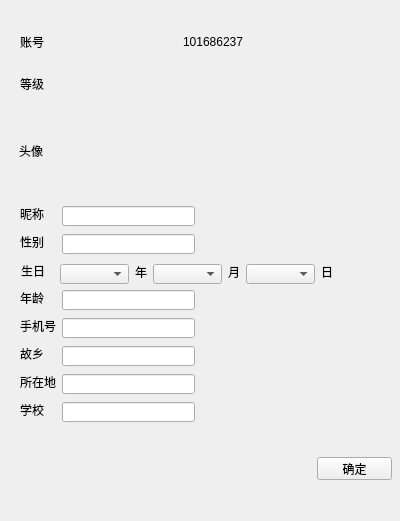
Before: the Qt Designer form friendinfo.ui in MacinChang/ichat, drawn with Qt 5.
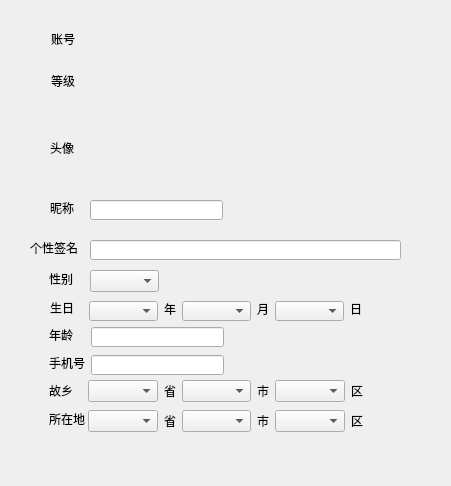
After: the same form once the commit is applied. Icons and pictures are not drawn.

The edit to the form file:
```diff
--- a/friendinfo.ui
+++ b/friendinfo.ui
@@ -6,90 +6,44 @@
    <rect>
     <x>0</x>
     <y>0</y>
-    <width>400</width>
-    <height>521</height>
+    <width>451</width>
+    <height>486</height>
    </rect>
   </property>
   <property name="windowTitle">
-   <string>Dialog</string>
+   <string>好友资料</string>
   </property>
-  <widget class="QLineEdit" name="PhoneEdit">
+  <widget class="QLabel" name="label_3">
    <property name="geometry">
     <rect>
-     <x>62</x>
-     <y>318</y>
-     <width>133</width>
-     <height>20</height>
-    </rect>
-   </property>
-  </widget>
-  <widget class="QLineEdit" name="SchoolEdit">
-   <property name="geometry">
-    <rect>
-     <x>62</x>
-     <y>402</y>
-     <width>133</width>
-     <height>20</height>
-    </rect>
-   </property>
-  </widget>
-  <widget class="QLabel" name="label">
-   <property name="geometry">
-    <rect>
-     <x>20</x>
-     <y>76</y>
+     <x>51</x>
+     <y>31</y>
      <width>24</width>
      <height>16</height>
     </rect>
    </property>
    <property name="text">
-    <string>等级</string>
+    <string>账号</string>
    </property>
   </widget>
-  <widget class="QLabel" name="label_8">
+  <widget class="QLabel" name="label_12">
    <property name="geometry">
     <rect>
-     <x>20</x>
-     <y>346</y>
+     <x>50</x>
+     <y>140</y>
      <width>24</width>
      <height>16</height>
     </rect>
    </property>
    <property name="text">
-    <string>故乡</string>
-   </property>
-  </widget>
-  <widget class="QLabel" name="label_9">
-   <property name="geometry">
-    <rect>
-     <x>20</x>
-     <y>374</y>
-     <width>36</width>
-     <height>16</height>
-    </rect>
-   </property>
-   <property name="text">
-    <string>所在地</string>
-   </property>
-  </widget>
-  <widget class="QLabel" name="label_2">
-   <property name="geometry">
-    <rect>
-     <x>20</x>
-     <y>206</y>
-     <width>24</width>
-     <height>16</height>
-    </rect>
-   </property>
-   <property name="text">
-    <string>昵称</string>
+    <string>头像</string>
    </property>
   </widget>
   <widget class="QLabel" name="label_14">
    <property name="geometry">
     <rect>
-     <x>135</x>
-     <y>264</y>
+     <x>164</x>
+     <y>301</y>
      <width>16</width>
      <height>16</height>
     </rect>
@@ -98,44 +52,90 @@
     <string>年</string>
    </property>
   </widget>
-  <widget class="QLineEdit" name="AgeEdit">
-   <property name="geometry">
-    <rect>
-     <x>62</x>
-     <y>290</y>
-     <width>133</width>
-     <height>20</height>
-    </rect>
-   </property>
-  </widget>
-  <widget class="QLabel" name="label_7">
-   <property name="geometry">
-    <rect>
-     <x>20</x>
-     <y>318</y>
-     <width>36</width>
-     <height>16</height>
-    </rect>
-   </property>
-   <property name="text">
-    <string>手机号</string>
-   </property>
-  </widget>
   <widget class="QComboBox" name="DateCombo">
    <property name="geometry">
     <rect>
-     <x>246</x>
-     <y>264</y>
+     <x>275</x>
+     <y>301</y>
      <width>69</width>
      <height>20</height>
     </rect>
    </property>
   </widget>
+  <widget class="QLabel" name="label_4">
+   <property name="geometry">
+    <rect>
+     <x>49</x>
+     <y>271</y>
+     <width>24</width>
+     <height>16</height>
+    </rect>
+   </property>
+   <property name="text">
+    <string>性别</string>
+   </property>
+  </widget>
+  <widget class="QLabel" name="label_2">
+   <property name="geometry">
+    <rect>
+     <x>30</x>
+     <y>240</y>
+     <width>48</width>
+     <height>16</height>
+    </rect>
+   </property>
+   <property name="text">
+    <string>个性签名</string>
+   </property>
+  </widget>
+  <widget class="QLineEdit" name="AgeEdit">
+   <property name="geometry">
+    <rect>
+     <x>91</x>
+     <y>327</y>
+     <width>133</width>
+     <height>20</height>
+    </rect>
+   </property>
+  </widget>
+  <widget class="QComboBox" name="SexCombo">
+   <property name="geometry">
+    <rect>
+     <x>90</x>
+     <y>270</y>
+     <width>69</width>
+     <height>22</height>
+    </rect>
+   </property>
+  </widget>
+  <widget class="QLabel" name="lvLabel">
+   <property name="geometry">
+    <rect>
+     <x>120</x>
+     <y>70</y>
+     <width>76</width>
+     <height>22</height>
+    </rect>
+   </property>
+   <property name="text">
+    <string/>
+   </property>
+  </widget>
+  <widget class="QLineEdit" name="NameEdit">
+   <property name="geometry">
+    <rect>
+     <x>90</x>
+     <y>200</y>
+     <width>133</width>
+     <height>20</height>
+    </rect>
+   </property>
+  </widget>
   <widget class="QPushButton" name="FaceButton">
    <property name="geometry">
     <rect>
-     <x>183</x>
-     <y>118</y>
+     <x>110</x>
+     <y>120</y>
      <width>72</width>
      <height>68</height>
     </rect>
@@ -143,10 +143,6 @@
    <property name="text">
     <string/>
    </property>
-   <property name="icon">
-    <iconset resource="resource.qrc">
-     <normaloff>:/Images/11.png</normaloff>:/Images/11.png</iconset>
-   </property>
    <property name="iconSize">
     <size>
      <width>60</width>
@@ -157,57 +153,11 @@
     <bool>true</bool>
    </property>
   </widget>
-  <widget class="QLineEdit" name="SexEdit">
-   <property name="geometry">
-    <rect>
-     <x>62</x>
-     <y>234</y>
-     <width>133</width>
-     <height>20</height>
-    </rect>
-   </property>
-  </widget>
-  <widget class="QComboBox" name="MonthCombo">
-   <property name="geometry">
-    <rect>
-     <x>153</x>
-     <y>264</y>
-     <width>69</width>
-     <height>20</height>
-    </rect>
-   </property>
-  </widget>
-  <widget class="QLabel" name="label_5">
-   <property name="geometry">
-    <rect>
-     <x>21</x>
-     <y>263</y>
-     <width>24</width>
-     <height>16</height>
-    </rect>
-   </property>
-   <property name="text">
-    <string>生日</string>
-   </property>
-  </widget>
-  <widget class="QLabel" name="label_10">
-   <property name="geometry">
-    <rect>
-     <x>20</x>
-     <y>402</y>
-     <width>24</width>
-     <height>16</height>
-    </rect>
-   </property>
-   <property name="text">
-    <string>学校</string>
-   </property>
-  </widget>
   <widget class="QLabel" name="label_16">
    <property name="geometry">
     <rect>
-     <x>321</x>
-     <y>264</y>
+     <x>350</x>
+     <y>301</y>
      <width>16</width>
      <height>16</height>
     </rect>
@@ -216,50 +166,60 @@
     <string>日</string>
    </property>
   </widget>
-  <widget class="QLabel" name="label_13">
+  <widget class="QComboBox" name="MonthCombo">
    <property name="geometry">
     <rect>
-     <x>183</x>
-     <y>34</y>
+     <x>182</x>
+     <y>301</y>
+     <width>69</width>
+     <height>20</height>
+    </rect>
+   </property>
+  </widget>
+  <widget class="QLabel" name="label">
+   <property name="geometry">
+    <rect>
+     <x>51</x>
+     <y>73</y>
+     <width>24</width>
+     <height>16</height>
+    </rect>
+   </property>
+   <property name="text">
+    <string>等级</string>
+   </property>
+  </widget>
+  <widget class="QLineEdit" name="SignEdit">
+   <property name="geometry">
+    <rect>
+     <x>90</x>
+     <y>240</y>
+     <width>311</width>
+     <height>20</height>
+    </rect>
+   </property>
+   <property name="text">
+    <string/>
+   </property>
+  </widget>
+  <widget class="QLabel" name="AccountList">
+   <property name="geometry">
+    <rect>
+     <x>120</x>
+     <y>30</y>
      <width>60</width>
      <height>16</height>
     </rect>
    </property>
    <property name="text">
-    <string>1016862375</string>
-   </property>
-  </widget>
-  <widget class="QLabel" name="label_4">
-   <property name="geometry">
-    <rect>
-     <x>20</x>
-     <y>234</y>
-     <width>24</width>
-     <height>16</height>
-    </rect>
-   </property>
-   <property name="text">
-    <string>性别</string>
-   </property>
-  </widget>
-  <widget class="QLabel" name="label_12">
-   <property name="geometry">
-    <rect>
-     <x>19</x>
-     <y>143</y>
-     <width>24</width>
-     <height>16</height>
-    </rect>
-   </property>
-   <property name="text">
-    <string>头像</string>
+    <string/>
    </property>
   </widget>
   <widget class="QLabel" name="label_15">
    <property name="geometry">
     <rect>
-     <x>228</x>
-     <y>264</y>
+     <x>257</x>
+     <y>301</y>
      <width>16</width>
      <height>16</height>
     </rect>
@@ -268,83 +228,37 @@
     <string>月</string>
    </property>
   </widget>
-  <widget class="QLineEdit" name="LocationEdit">
+  <widget class="QLabel" name="label_9">
    <property name="geometry">
     <rect>
-     <x>62</x>
-     <y>374</y>
-     <width>133</width>
-     <height>20</height>
+     <x>49</x>
+     <y>411</y>
+     <width>36</width>
+     <height>16</height>
     </rect>
    </property>
+   <property name="text">
+    <string>所在地</string>
+   </property>
   </widget>
-  <widget class="QLabel" name="label_3">
+  <widget class="QLabel" name="label_5">
    <property name="geometry">
     <rect>
-     <x>20</x>
-     <y>34</y>
+     <x>50</x>
+     <y>300</y>
      <width>24</width>
      <height>16</height>
     </rect>
    </property>
    <property name="text">
-    <string>账号</string>
-   </property>
-  </widget>
-  <widget class="QLineEdit" name="HomeEdit">
-   <property name="geometry">
-    <rect>
-     <x>62</x>
-     <y>346</y>
-     <width>133</width>
-     <height>20</height>
-    </rect>
-   </property>
-  </widget>
-  <widget class="QComboBox" name="YearCombo">
-   <property name="geometry">
-    <rect>
-     <x>60</x>
-     <y>264</y>
-     <width>69</width>
-     <height>20</height>
-    </rect>
-   </property>
-  </widget>
-  <widget class="QLineEdit" name="NameEdit">
-   <property name="geometry">
-    <rect>
-     <x>62</x>
-     <y>206</y>
-     <width>133</width>
-     <height>20</height>
-    </rect>
-   </property>
-   <property name="text">
-    <string/>
-   </property>
-  </widget>
-  <widget class="QLabel" name="lvLabel">
-   <property name="geometry">
-    <rect>
-     <x>183</x>
-     <y>76</y>
-     <width>76</width>
-     <height>22</height>
-    </rect>
-   </property>
-   <property name="text">
-    <string/>
-   </property>
-   <property name="pixmap">
-    <pixmap resource="resource.qrc">:/Images/Level.png</pixmap>
+    <string>生日</string>
    </property>
   </widget>
   <widget class="QLabel" name="label_6">
    <property name="geometry">
     <rect>
-     <x>20</x>
-     <y>290</y>
+     <x>49</x>
+     <y>327</y>
      <width>24</width>
      <height>16</height>
     </rect>
@@ -353,17 +267,183 @@
     <string>年龄</string>
    </property>
   </widget>
-  <widget class="QPushButton" name="ConfirmButton">
+  <widget class="QLabel" name="label_8">
    <property name="geometry">
     <rect>
-     <x>317</x>
-     <y>457</y>
-     <width>75</width>
+     <x>49</x>
+     <y>383</y>
+     <width>24</width>
+     <height>16</height>
+    </rect>
+   </property>
+   <property name="text">
+    <string>故乡</string>
+   </property>
+  </widget>
+  <widget class="QWidget" name="layoutWidget">
+   <property name="geometry">
+    <rect>
+     <x>88</x>
+     <y>410</y>
+     <width>275</width>
+     <height>22</height>
+    </rect>
+   </property>
+   <layout class="QHBoxLayout" name="horizontalLayout_3">
+    <item>
+     <widget class="QComboBox" name="LocalP"/>
+    </item>
+    <item>
+     <widget class="QLabel" name="label_21">
+      <property name="text">
+       <string>省</string>
+      </property>
+     </widget>
+    </item>
+    <item>
+     <widget class="QComboBox" name="LocalC"/>
+    </item>
+    <item>
+     <widget class="QLabel" name="label_22">
+      <property name="text">
+       <string>市</string>
+      </property>
+     </widget>
+    </item>
+    <item>
+     <widget class="QComboBox" name="LocalL"/>
+    </item>
+    <item>
+     <widget class="QLabel" name="label_23">
+      <property name="text">
+       <string>区</string>
+      </property>
+     </widget>
+    </item>
+   </layout>
+  </widget>
+  <widget class="QLabel" name="label_11">
+   <property name="geometry">
+    <rect>
+     <x>89</x>
+     <y>371</y>
+     <width>16</width>
+     <height>16</height>
+    </rect>
+   </property>
+   <property name="text">
+    <string/>
+   </property>
+   <property name="pixmap">
+    <pixmap>:/C:/Users/Wang/Desktop/Image/t01eb0ee49bbc2a79ea.jpg</pixmap>
+   </property>
+  </widget>
+  <widget class="QComboBox" name="YearCombo">
+   <property name="geometry">
+    <rect>
+     <x>89</x>
+     <y>301</y>
+     <width>69</width>
+     <height>20</height>
+    </rect>
+   </property>
+  </widget>
+  <widget class="QLabel" name="label_7">
+   <property name="geometry">
+    <rect>
+     <x>49</x>
+     <y>355</y>
+     <width>36</width>
+     <height>16</height>
+    </rect>
+   </property>
+   <property name="text">
+    <string>手机号</string>
+   </property>
+  </widget>
+  <widget class="QLineEdit" name="PhoneEdit">
+   <property name="geometry">
+    <rect>
+     <x>91</x>
+     <y>355</y>
+     <width>133</width>
+     <height>20</height>
+    </rect>
+   </property>
+  </widget>
+  <widget class="QWidget" name="layoutWidget_2">
+   <property name="geometry">
+    <rect>
+     <x>88</x>
+     <y>380</y>
+     <width>275</width>
+     <height>22</height>
+    </rect>
+   </property>
+   <layout class="QHBoxLayout" name="horizontalLayout_2">
+    <item>
+     <widget class="QComboBox" name="HomeP"/>
+    </item>
+    <item>
+     <widget class="QLabel" name="label_18">
+      <property name="text">
+       <string>省</string>
+      </property>
+     </widget>
+    </item>
+    <item>
+     <widget class="QComboBox" name="HomeC"/>
+    </item>
+    <item>
+     <widget class="QLabel" name="label_19">
+      <property name="text">
+       <string>市</string>
+      </property>
+     </widget>
+    </item>
+    <item>
+     <widget class="QComboBox" name="HomeL"/>
+    </item>
+    <item>
+     <widget class="QLabel" name="label_20">
+      <property name="text">
+       <string>区</string>
+      </property>
+     </widget>
+    </item>
+   </layout>
+  </widget>
+  <widget class="QLabel" name="label_13">
+   <property name="geometry">
+    <rect>
+     <x>50</x>
+     <y>200</y>
+     <width>24</width>
+     <height>16</height>
+    </rect>
+   </property>
+   <property name="text">
+    <string>昵称</string>
+   </property>
+  </widget>
+  <widget class="QPushButton" name="pushButton">
+   <property name="geometry">
+    <rect>
+     <x>420</x>
+     <y>0</y>
+     <width>31</width>
      <height>23</height>
     </rect>
    </property>
    <property name="text">
-    <string>确定</string>
+    <string/>
+   </property>
+   <property name="icon">
+    <iconset resource="resource.qrc">
+     <normaloff>:/Images/叉 - 副本.png</normaloff>:/Images/叉 - 副本.png</iconset>
+   </property>
+   <property name="flat">
+    <bool>true</bool>
    </property>
   </widget>
  </widget>
```
